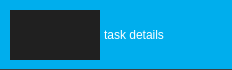
shotgunsoftware/tk-multi-workfiles2, file resources/task_widget.ui: the form before one commit.
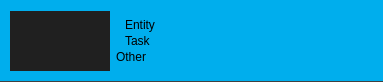
The form after the commit. Icons and pictures are not drawn.

The edit to the form file:
```diff
--- a/resources/task_widget.ui
+++ b/resources/task_widget.ui
@@ -6,8 +6,8 @@
    <rect>
     <x>0</x>
     <y>0</y>
-    <width>232</width>
-    <height>70</height>
+    <width>383</width>
+    <height>82</height>
    </rect>
   </property>
   <property name="windowTitle">
@@ -38,7 +38,7 @@
      </property>
      <layout class="QHBoxLayout" name="horizontalLayout_2" stretch="0,1,0">
       <property name="spacing">
-       <number>4</number>
+       <number>-1</number>
       </property>
       <property name="margin">
        <number>10</number>
@@ -47,14 +47,14 @@
        <widget class="QLabel" name="thumbnail">
         <property name="minimumSize">
          <size>
-          <width>90</width>
-          <height>50</height>
+          <width>100</width>
+          <height>60</height>
          </size>
         </property>
         <property name="maximumSize">
          <size>
-          <width>90</width>
-          <height>50</height>
+          <width>100</width>
+          <height>60</height>
          </size>
         </property>
         <property name="styleSheet">
@@ -68,16 +68,86 @@
        </widget>
       </item>
       <item>
-       <widget class="QLabel" name="description_label">
-        <property name="styleSheet">
-         <string notr="true">#description_label {
-color: white;
-}</string>
+       <layout class="QVBoxLayout" name="verticalLayout" stretch="1,0,0,0,1">
+        <property name="spacing">
+         <number>2</number>
         </property>
-        <property name="text">
-         <string>task details</string>
-        </property>
-       </widget>
+        <item>
+         <spacer name="verticalSpacer_2">
+          <property name="orientation">
+           <enum>Qt::Vertical</enum>
+          </property>
+          <property name="sizeHint" stdset="0">
+           <size>
+            <width>20</width>
+            <height>0</height>
+           </size>
+          </property>
+         </spacer>
+        </item>
+        <item>
+         <layout class="QHBoxLayout" name="horizontalLayout_3" stretch="0,1">
+          <property name="spacing">
+           <number>-1</number>
+          </property>
+          <item>
+           <widget class="QLabel" name="entity_icon">
+            <property name="text">
+             <string/>
+            </property>
+           </widget>
+          </item>
+          <item>
+           <widget class="QLabel" name="entity_label">
+            <property name="text">
+             <string>Entity</string>
+            </property>
+           </widget>
+          </item>
+         </layout>
+        </item>
+        <item>
+         <layout class="QHBoxLayout" name="horizontalLayout_4" stretch="0,1">
+          <property name="spacing">
+           <number>-1</number>
+          </property>
+          <item>
+           <widget class="QLabel" name="task_icon">
+            <property name="text">
+             <string/>
+            </property>
+           </widget>
+          </item>
+          <item>
+           <widget class="QLabel" name="task_label">
+            <property name="text">
+             <string>Task</string>
+            </property>
+           </widget>
+          </item>
+         </layout>
+        </item>
+        <item>
+         <widget class="QLabel" name="other_label">
+          <property name="text">
+           <string>Other</string>
+          </property>
+         </widget>
+        </item>
+        <item>
+         <spacer name="verticalSpacer">
+          <property name="orientation">
+           <enum>Qt::Vertical</enum>
+          </property>
+          <property name="sizeHint" stdset="0">
+           <size>
+            <width>20</width>
+            <height>0</height>
+           </size>
+          </property>
+         </spacer>
+        </item>
+       </layout>
       </item>
       <item>
        <widget class="QPushButton" name="jump_btn">
```
